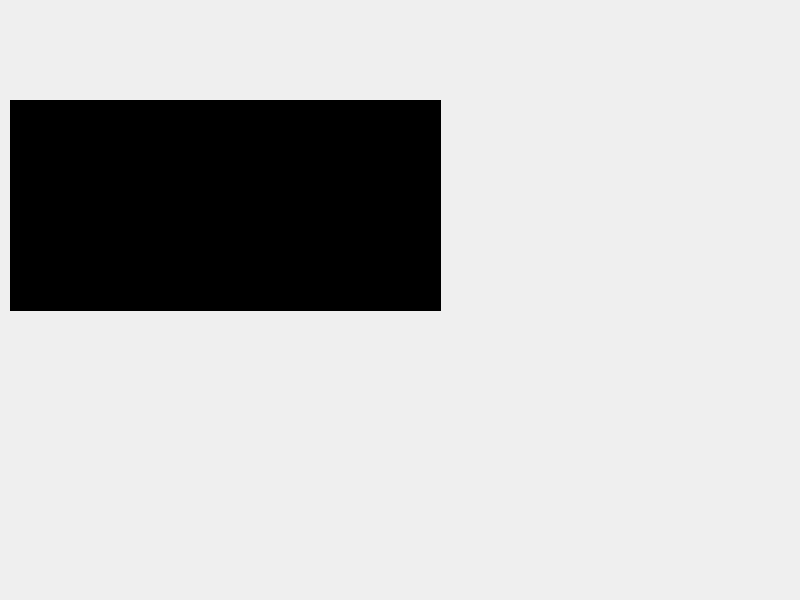
Old version of the form trunk/server/src/gui/mainwindow.ui in the repository BackupTheBerlios/wolfpack-svn.
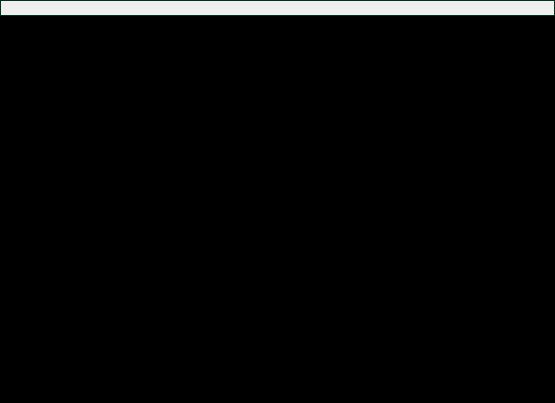
New version of the form. Icons and pictures are not drawn.

Commit message: Qt based GUI - work in progress

Diff of the .ui file:
```diff
--- a/trunk/server/src/gui/mainwindow.ui
+++ b/trunk/server/src/gui/mainwindow.ui
@@ -8,22 +8,318 @@
    <rect>
     <x>0</x>
     <y>0</y>
-    <width>800</width>
-    <height>600</height>
+    <width>555</width>
+    <height>403</height>
    </rect>
   </property>
   <property name="windowTitle" >
    <string>Wolfpack</string>
   </property>
   <widget class="QWidget" name="centralWidget" >
+   <layout class="QVBoxLayout" >
+    <property name="margin" >
+     <number>0</number>
+    </property>
+    <property name="spacing" >
+     <number>0</number>
+    </property>
+    <item>
+     <widget class="QFrame" name="frame" >
+      <property name="sizePolicy" >
+       <sizepolicy>
+        <hsizetype>7</hsizetype>
+        <vsizetype>0</vsizetype>
+        <horstretch>0</horstretch>
+        <verstretch>0</verstretch>
+       </sizepolicy>
+      </property>
+      <property name="palette" >
+       <palette>
+        <active>
+         <color>
+          <red>255</red>
+          <green>255</green>
+          <blue>255</blue>
+         </color>
+         <color>
+          <red>236</red>
+          <green>233</green>
+          <blue>216</blue>
+         </color>
+         <color>
+          <red>255</red>
+          <green>255</green>
+          <blue>255</blue>
+         </color>
+         <color>
+          <red>245</red>
+          <green>244</green>
+          <blue>235</blue>
+         </color>
+         <color>
+          <red>118</red>
+          <green>116</green>
+          <blue>108</blue>
+         </color>
+         <color>
+          <red>157</red>
+          <green>155</green>
+          <blue>144</blue>
+         </color>
+         <color>
+          <red>255</red>
+          <green>255</green>
+          <blue>255</blue>
+         </color>
+         <color>
+          <red>255</red>
+          <green>255</green>
+          <blue>255</blue>
+         </color>
+         <color>
+          <red>255</red>
+          <green>255</green>
+          <blue>255</blue>
+         </color>
+         <color>
+          <red>0</red>
+          <green>0</green>
+          <blue>0</blue>
+         </color>
+         <color>
+          <red>0</red>
+          <green>64</green>
+          <blue>38</blue>
+         </color>
+         <color>
+          <red>0</red>
+          <green>0</green>
+          <blue>0</blue>
+         </color>
+         <color>
+          <red>49</red>
+          <green>106</green>
+          <blue>197</blue>
+         </color>
+         <color>
+          <red>255</red>
+          <green>255</green>
+          <blue>255</blue>
+         </color>
+         <color>
+          <red>0</red>
+          <green>0</green>
+          <blue>255</blue>
+         </color>
+         <color>
+          <red>255</red>
+          <green>0</green>
+          <blue>255</blue>
+         </color>
+         <color>
+          <red>245</red>
+          <green>244</green>
+          <blue>235</blue>
+         </color>
+        </active>
+        <inactive>
+         <color>
+          <red>255</red>
+          <green>255</green>
+          <blue>255</blue>
+         </color>
+         <color>
+          <red>236</red>
+          <green>233</green>
+          <blue>216</blue>
+         </color>
+         <color>
+          <red>255</red>
+          <green>255</green>
+          <blue>255</blue>
+         </color>
+         <color>
+          <red>255</red>
+          <green>255</green>
+          <blue>250</blue>
+         </color>
+         <color>
+          <red>118</red>
+          <green>116</green>
+          <blue>108</blue>
+         </color>
+         <color>
+          <red>157</red>
+          <green>155</green>
+          <blue>144</blue>
+         </color>
+         <color>
+          <red>255</red>
+          <green>255</green>
+          <blue>255</blue>
+         </color>
+         <color>
+          <red>255</red>
+          <green>255</green>
+          <blue>255</blue>
+         </color>
+         <color>
+          <red>255</red>
+          <green>255</green>
+          <blue>255</blue>
+         </color>
+         <color>
+          <red>0</red>
+          <green>0</green>
+          <blue>0</blue>
+         </color>
+         <color>
+          <red>0</red>
+          <green>64</green>
+          <blue>38</blue>
+         </color>
+         <color>
+          <red>0</red>
+          <green>0</green>
+          <blue>0</blue>
+         </color>
+         <color>
+          <red>236</red>
+          <green>233</green>
+          <blue>216</blue>
+         </color>
+         <color>
+          <red>0</red>
+          <green>0</green>
+          <blue>0</blue>
+         </color>
+         <color>
+          <red>0</red>
+          <green>0</green>
+          <blue>255</blue>
+         </color>
+         <color>
+          <red>255</red>
+          <green>0</green>
+          <blue>255</blue>
+         </color>
+         <color>
+          <red>245</red>
+          <green>244</green>
+          <blue>235</blue>
+         </color>
+        </inactive>
+        <disabled>
+         <color>
+          <red>128</red>
+          <green>128</green>
+          <blue>128</blue>
+         </color>
+         <color>
+          <red>236</red>
+          <green>233</green>
+          <blue>216</blue>
+         </color>
+         <color>
+          <red>255</red>
+          <green>255</green>
+          <blue>255</blue>
+         </color>
+         <color>
+          <red>255</red>
+          <green>255</green>
+          <blue>250</blue>
+         </color>
+         <color>
+          <red>118</red>
+          <green>116</green>
+          <blue>108</blue>
+         </color>
+         <color>
+          <red>157</red>
+          <green>155</green>
+          <blue>144</blue>
+         </color>
+         <color>
+          <red>128</red>
+          <green>128</green>
+          <blue>128</blue>
+         </color>
+         <color>
+          <red>255</red>
+          <green>255</green>
+          <blue>255</blue>
+         </color>
+         <color>
+          <red>128</red>
+          <green>128</green>
+          <blue>128</blue>
+         </color>
+         <color>
+          <red>0</red>
+          <green>0</green>
+          <blue>0</blue>
+         </color>
+         <color>
+          <red>0</red>
+          <green>64</green>
+          <blue>38</blue>
+         </color>
+         <color>
+          <red>0</red>
+          <green>0</green>
+          <blue>0</blue>
+         </color>
+         <color>
+          <red>49</red>
+          <green>106</green>
+          <blue>197</blue>
+         </color>
+         <color>
+          <red>255</red>
+          <green>255</green>
+          <blue>255</blue>
+         </color>
+         <color>
+          <red>0</red>
+          <green>0</green>
+          <blue>255</blue>
+         </color>
+         <color>
+          <red>255</red>
+          <green>0</green>
+          <blue>255</blue>
+         </color>
+         <color>
+          <red>245</red>
+          <green>244</green>
+          <blue>235</blue>
+         </color>
+        </disabled>
+       </palette>
+      </property>
+      <property name="frameShape" >
+       <enum>QFrame::StyledPanel</enum>
+      </property>
+      <property name="frameShadow" >
+       <enum>QFrame::Raised</enum>
+      </property>
+      <layout class="QVBoxLayout" >
+       <property name="margin" >
+        <number>0</number>
+       </property>
+       <property name="spacing" >
+        <number>0</number>
+       </property>
+       <item>
    <widget class="QLabel" name="label" >
-    <property name="geometry" >
-     <rect>
-      <x>0</x>
-      <y>0</y>
-      <width>586</width>
-      <height>87</height>
-     </rect>
+         <property name="sizePolicy" >
+          <sizepolicy>
+           <hsizetype>0</hsizetype>
+           <vsizetype>0</vsizetype>
+           <horstretch>0</horstretch>
+           <verstretch>0</verstretch>
+          </sizepolicy>
     </property>
     <property name="text" >
      <string/>
@@ -32,15 +328,12 @@
      <pixmap resource="gui.qrc" >:/gui/images/logo.png</pixmap>
     </property>
    </widget>
+       </item>
+      </layout>
+     </widget>
+    </item>
+    <item>
    <widget class="QTextBrowser" name="logWindow" >
-    <property name="geometry" >
-     <rect>
-      <x>10</x>
-      <y>100</y>
-      <width>431</width>
-      <height>211</height>
-     </rect>
-    </property>
     <property name="palette" >
      <palette>
       <active>
@@ -307,6 +600,8 @@
      </palette>
     </property>
    </widget>
+    </item>
+   </layout>
   </widget>
  </widget>
  <pixmapfunction></pixmapfunction>
```
Lines whose indentation alone changed are shown as unchanged. The commit also changes 1 other file.
